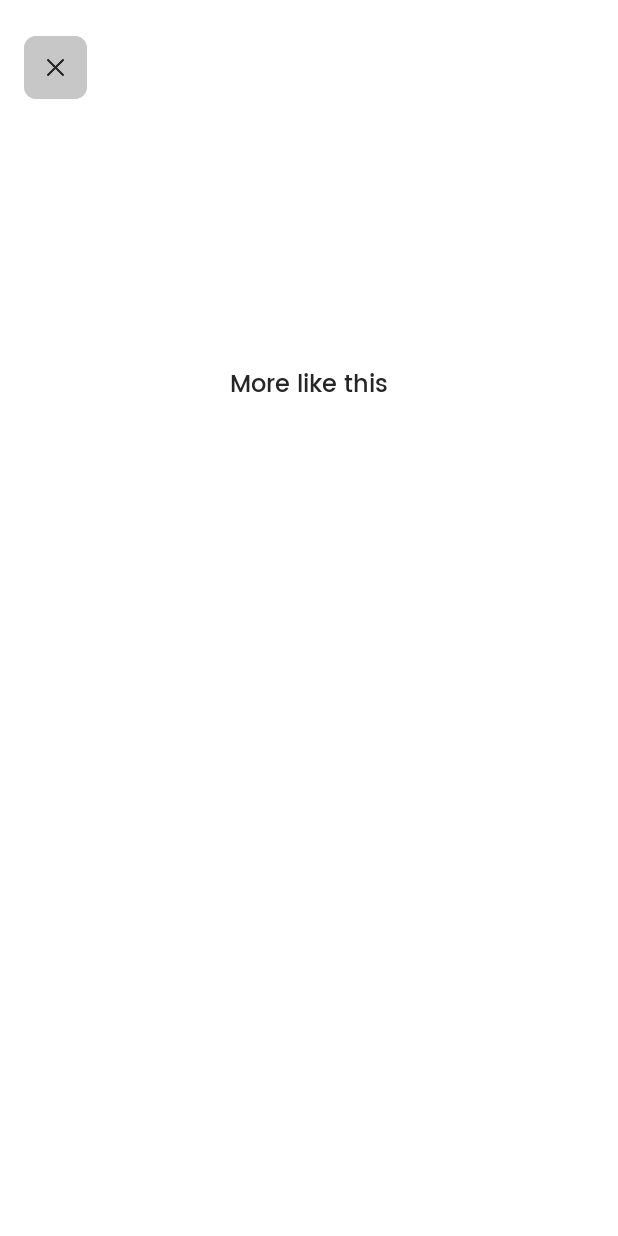
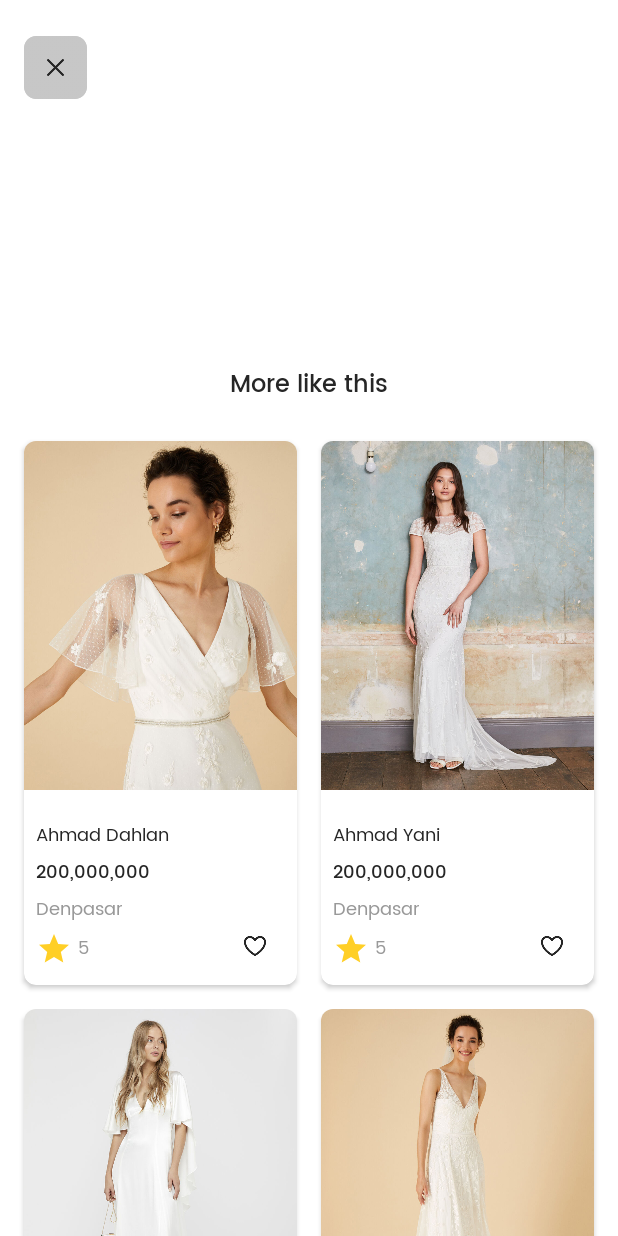
Before and after one commit to Ayam-Goreng-Enak/capfits-mobile, an Android app: the ResultActivity screen opened directly, with no data from a screen before it, on a phone screen of 412 x 824 dp. Run offline under Robolectric (Android 15) with nearby library versions, the phone set to English and light mode, and no system bars; 2 statements that could not run were skipped.

Commit message:
recycler view

```diff
--- a/app/src/main/java/com/ayamgorengenak/capfits/backend/FileUploadResponse.kt
+++ b/app/src/main/java/com/ayamgorengenak/capfits/backend/FileUploadResponse.kt
@@ -17,6 +17,9 @@ data class FileUploadResponse(
 
 @Parcelize
 data class ListRekomendasiItem(
+    @field:SerializedName("foto")
+    val foto: String,
+
     @field:SerializedName("nama_outfit")
     val nama_outfit: String,
 
--- /dev/null
+++ b/app/src/main/java/com/ayamgorengenak/capfits/backend/RecommendOutfit.kt
@@ -0,0 +1,14 @@
+package com.ayamgorengenak.capfits.backend
+
+import android.os.Parcelable
+import com.google.gson.annotations.SerializedName
+import kotlinx.parcelize.Parcelize
+
+@Parcelize
+data class RecommendOutfit(
+    var nama_outfit: String,
+    var harga_sewa: String,
+    var lokasi: String,
+    val rating: String,
+    val foto: Int
+) : Parcelable
--- /dev/null
+++ b/app/src/main/java/com/ayamgorengenak/capfits/ui/ListRecommendAdapter.kt
@@ -0,0 +1,39 @@
+package com.ayamgorengenak.capfits.ui
+
+import android.view.LayoutInflater
+import android.view.View
+import android.view.ViewGroup
+import android.widget.ImageView
+import android.widget.TextView
+import androidx.recyclerview.widget.RecyclerView
+import com.ayamgorengenak.capfits.R
+import com.ayamgorengenak.capfits.backend.ListRekomendasiItem
+import com.ayamgorengenak.capfits.backend.RecommendOutfit
+import com.ayamgorengenak.capfits.databinding.ItemCategoryBinding
+
+class ListRecommendAdapter(private val listRecommend: ArrayList<RecommendOutfit>) : RecyclerView.Adapter<ListRecommendAdapter.ListViewHolder>() {
+
+    override fun onCreateViewHolder(parent: ViewGroup, viewType: Int): ListViewHolder {
+        val view: View = LayoutInflater.from(parent.context).inflate(R.layout.item_result, parent, false)
+        return ListViewHolder(view)
+    }
+
+    override fun onBindViewHolder(holder: ListViewHolder, position: Int) {
+        val (nama_outfit, harga_sewa, lokasi, rating, foto) = listRecommend[position]
+        holder.imageProduct.setImageResource(foto)
+        holder.titleProduct.text = nama_outfit
+        holder.priceProduct.text = harga_sewa
+        holder.locationProduct.text = lokasi
+        holder.starProduct.text = rating
+    }
+
+    override fun getItemCount(): Int = listRecommend.size
+
+    class ListViewHolder(itemView: View) : RecyclerView.ViewHolder(itemView) {
+        var imageProduct: ImageView = itemView.findViewById(R.id.imageProduct)
+        var titleProduct: TextView = itemView.findViewById(R.id.titleProduct)
+        var priceProduct: TextView = itemView.findViewById(R.id.priceProduct)
+        var locationProduct: TextView = itemView.findViewById(R.id.locationProduct)
+        var starProduct: TextView = itemView.findViewById(R.id.starProduct)
+    }
+}
--- a/app/src/main/java/com/ayamgorengenak/capfits/ui/ResultActivity.kt
+++ b/app/src/main/java/com/ayamgorengenak/capfits/ui/ResultActivity.kt
@@ -1,33 +1,29 @@
 package com.ayamgorengenak.capfits.ui
 
 import android.Manifest
+import android.annotation.SuppressLint
 import android.content.pm.PackageManager
 import android.graphics.Bitmap
 import android.graphics.BitmapFactory
-import android.graphics.ImageFormat.JPEG
 import androidx.appcompat.app.AppCompatActivity
 import android.os.Bundle
 import android.util.Base64
 import android.util.Log
 import android.widget.LinearLayout
 import android.widget.Toast
-import androidx.constraintlayout.widget.ConstraintLayout
 import androidx.core.app.ActivityCompat
 import androidx.core.content.ContextCompat
 import androidx.recyclerview.widget.DividerItemDecoration
+import androidx.recyclerview.widget.GridLayoutManager
 import androidx.recyclerview.widget.LinearLayoutManager
 import androidx.recyclerview.widget.RecyclerView
 import com.ayamgorengenak.capfits.R
 import com.ayamgorengenak.capfits.backend.ApiConfig.Companion.getApiService
 import com.ayamgorengenak.capfits.backend.FileUploadResponse
 import com.ayamgorengenak.capfits.backend.ListRekomendasiItem
+import com.ayamgorengenak.capfits.backend.RecommendOutfit
 import com.ayamgorengenak.capfits.databinding.ActivityResultBinding
-import com.ayamgorengenak.capfits.utils.reduceFileImage
 import com.ayamgorengenak.capfits.utils.rotateBitmap
-import com.google.android.material.bottomsheet.BottomSheetBehavior
-import okhttp3.MediaType.Companion.toMediaTypeOrNull
-import okhttp3.MultipartBody
-import okhttp3.RequestBody.Companion.asRequestBody
 import retrofit2.Call
 import retrofit2.Callback
 import retrofit2.Response
@@ -37,6 +33,8 @@ import java.io.File
 class ResultActivity : AppCompatActivity() {
 
     private lateinit var binding: ActivityResultBinding
+    private lateinit var rvRecommend: RecyclerView
+    private val list = ArrayList<RecommendOutfit>()
 
     private var ss: File? = null
 
@@ -73,20 +71,27 @@ class ResultActivity : AppCompatActivity() {
     override fun onCreate(savedInstanceState: Bundle?) {
         super.onCreate(savedInstanceState)
         binding = ActivityResultBinding.inflate(layoutInflater)
+        setContentView(binding.root)
+
+        rvRecommend = findViewById(R.id.rv_category)
+        rvRecommend.setHasFixedSize(true)
+
+        list.addAll(listRecommend)
+        showRecyclerList()
+
+        val sheet = findViewById<LinearLayout>(R.id.sheet)
 
 //        val story : MutableList<ListRekomendasiItem> =
-        val sheet = findViewById<LinearLayout>(R.id.sheet)
-        setContentView(binding.root)
 //        getList(story)
-        setupRecyclerView()
+//        setupRecyclerView()
 //        BottomSheetBehavior.from(sheet)
 
-        val listView = findViewById<RecyclerView>(R.id.rv_category)
-        val adapter = ListAdapter()
-        val item = (1..5).map { "item$it" }
-        adapter.setItems(item)
+//        val listView = findViewById<RecyclerView>(R.id.rv_category)
+//        val adapter = ListAdapter()
+//        val item = (1..5).map { "item$it" }
+//        adapter.setItems(item)
 
-        listView.adapter = adapter
+//        listView.adapter = adapter
 
         supportActionBar?.title = "Add Story"
 
@@ -107,9 +112,32 @@ class ResultActivity : AppCompatActivity() {
     }
 
 //    private fun getList(story: MutableList<ListRekomendasiItem>) {
-//        val storyAdapter = ListAdapter(story)
+//        val storyAdapter = ListRecommendAdapter(story)
 //        binding.rvCategory.adapter = storyAdapter
 //    }
+
+    private val listRecommend: ArrayList<RecommendOutfit>
+        get() {
+            val dataTitle = resources.getStringArray(R.array.data_title)
+            val dataPrice = resources.getStringArray(R.array.data_price)
+            val dataLocation = resources.getStringArray(R.array.data_location)
+            val dataStar = resources.getStringArray(R.array.data_star)
+            val dataPhoto = resources.obtainTypedArray(R.array.data_photo)
+
+            val listRecommend = ArrayList<RecommendOutfit>()
+            for (i in dataTitle.indices) {
+                val recommend = RecommendOutfit(dataTitle[i], dataPrice[i], dataLocation[i], dataStar[i], dataPhoto.getResourceId(i, -1))
+                listRecommend.add(recommend)
+            }
+            return listRecommend
+        }
+
+    private fun showRecyclerList() {
+        rvRecommend.layoutManager = GridLayoutManager(this, 2)
+        val listRecommendAdapter = ListRecommendAdapter(list)
+        rvRecommend.adapter = listRecommendAdapter
+    }
+
     private fun setupRecyclerView() {
         val layoutManager = LinearLayoutManager(this)
         binding.rvCategory.layoutManager = layoutManager
@@ -125,9 +153,9 @@ class ResultActivity : AppCompatActivity() {
                 BitmapFactory.decodeFile(ss.path)
             )
             val byteArrayOutputStream: ByteArrayOutputStream = ByteArrayOutputStream()
-            bitimg.compress(Bitmap.CompressFormat.JPEG,100,byteArrayOutputStream)
+            bitimg.compress(Bitmap.CompressFormat.JPEG, 100, byteArrayOutputStream)
             val byteimg = byteArrayOutputStream.toByteArray()
-            val encodedimg = android.util.Base64.encodeToString(byteimg,Base64.DEFAULT)
+            val encodedimg = android.util.Base64.encodeToString(byteimg, Base64.DEFAULT)
 
             val service = getApiService().uploadImage(encodedimg)
 
--- /dev/null
+++ b/app/src/main/java/com/ayamgorengenak/capfits/ui/ResultViewModel.kt
@@ -0,0 +1,5 @@
+package com.ayamgorengenak.capfits.ui
+
+class ResultViewModel {
+
+}
--- a/app/src/main/res/values/strings.xml
+++ b/app/src/main/res/values/strings.xml
@@ -78,6 +78,7 @@
     <string name="dapat_disewa">Dapat Disewa</string>
     <string name="harga">Rp 2,000,0000</string>
     <string name="btn_keranjang">+ Keranjang</string>
+
     <!-- DETAIL PRODUCT TABLE -->
     <string name="size_guide_table">Size</string>
     <string name="size_s">S</string>
@@ -95,7 +96,61 @@
     <string name="length_l">64 cm</string>
     <string name="size_hip">Hip</string>
     <string name="size_length">Length</string>
-    <!-- TODO: Remove or change this placeholder text -->
     <string name="hello_blank_fragment">Hello blank fragment</string>
 
+    <!-- RECOMMEND DUMMY DATA -->
+    <string-array name="data_title">
+        <item>Ahmad Dahlan</item>
+        <item>Ahmad Yani</item>
+        <item>Sutomo</item>
+        <item>Gatot Soebroto</item>
+        <item>Ki Hadjar Dewantara</item>
+        <item>Mohammad Hatta</item>
+        <item>Soedirman</item>
+        <item>Soekarno</item>
+    </string-array>
+
+    <string-array name="data_price">
+        <item>200,000,000</item>
+        <item>200,000,000</item>
+        <item>200,000,000</item>
+        <item>200,000,000</item>
+        <item>200,000,000</item>
+        <item>200,000,000</item>
+        <item>200,000,000</item>
+        <item>200,000,000</item>
+    </string-array>
+
+    <string-array name="data_location">
+        <item>Denpasar</item>
+        <item>Denpasar</item>
+        <item>Denpasar</item>
+        <item>Denpasar</item>
+        <item>Denpasar</item>
+        <item>Denpasar</item>
+        <item>Denpasar</item>
+        <item>Denpasar</item>
+    </string-array>
+
+    <string-array name="data_star">
+        <item>5</item>
+        <item>5</item>
+        <item>5</item>
+        <item>5</item>
+        <item>5</item>
+        <item>5</item>
+        <item>5</item>
+        <item>5</item>
+    </string-array>
+
+    <integer-array name="data_photo">
+        <item>@drawable/cat1</item>
+        <item>@drawable/cat2</item>
+        <item>@drawable/cat3</item>
+        <item>@drawable/cat4</item>
+        <item>@drawable/cat5</item>
+        <item>@drawable/cat6</item>
+        <item>@drawable/cat7</item>
+        <item>@drawable/cat8</item>
+    </integer-array>
 </resources>
```
Also changed, not shown: app/src/main/AndroidManifest.xml (+8 -3 lines), app/src/main/java/com/ayamgorengenak/capfits/NyobaGambar.kt (added, +23 -0 lines), app/src/main/java/com/ayamgorengenak/capfits/ui/ListAdapter.kt (deleted, +0 -46 lines), app/src/main/res/layout/activity_nyoba_gambar.xml (added, +15 -0 lines).
